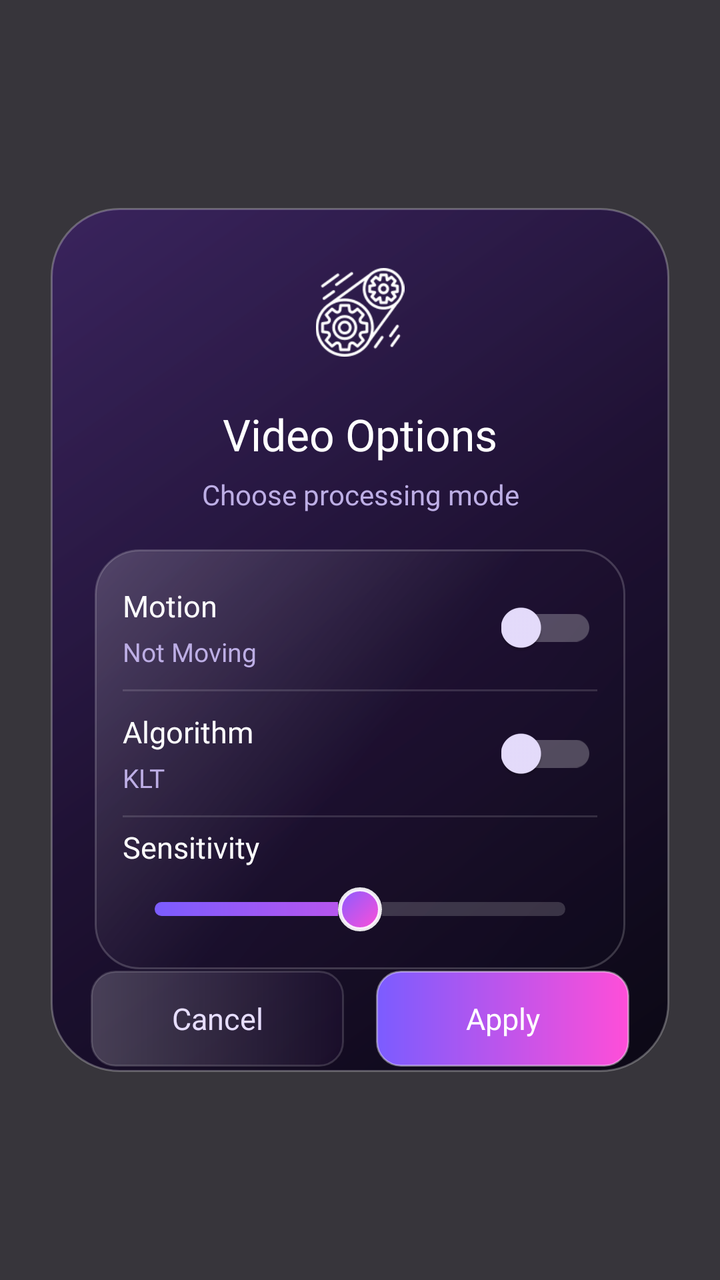
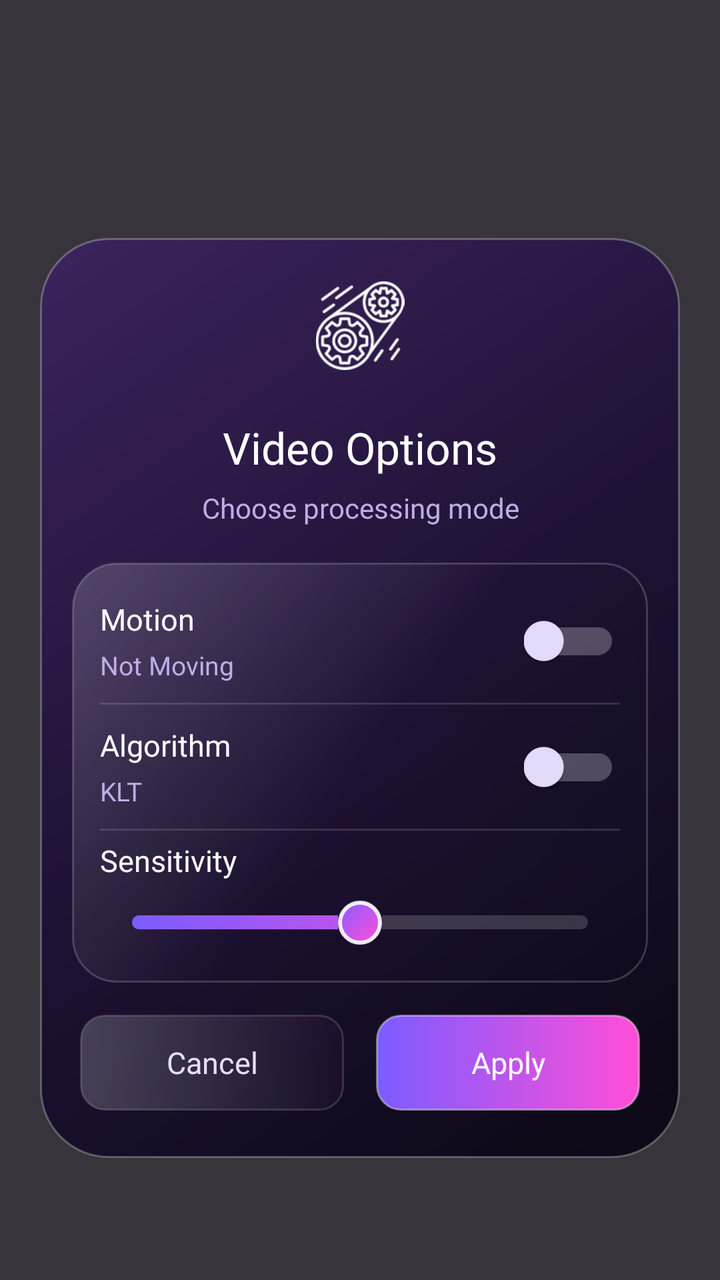

The first picture is an Android layout as it rendered before a commit; the second is the same layout after the commit. The layout source and the unified diff follow.
<!-- AndroidManifest.xml: application theme Theme.BaseProject -->
<!-- res/layout/dialog_video_process_options.xml -->
<?xml version="1.0" encoding="utf-8"?>
<androidx.constraintlayout.widget.ConstraintLayout xmlns:android="http://schemas.android.com/apk/res/android"
    xmlns:app="http://schemas.android.com/apk/res-auto"
    android:layout_width="match_parent"
    android:layout_height="match_parent"
    android:animateLayoutChanges="true"
    android:background="#CC05030A">

    <View
        android:id="@+id/bgParent"
        android:layout_width="0dp"
        android:layout_height="0dp"
        android:background="@drawable/bg_modal_glass"
        app:layout_constraintBottom_toBottomOf="parent"
        app:layout_constraintDimensionRatio="344:480"
        app:layout_constraintEnd_toEndOf="parent"
        app:layout_constraintStart_toStartOf="parent"
        app:layout_constraintTop_toTopOf="parent"
        app:layout_constraintWidth_percent="0.86" />

    <ImageView
        android:id="@+id/ivThumb"
        android:layout_width="0dp"
        android:layout_height="0dp"
        android:layout_marginTop="18dp"
        android:padding="12dp"
        android:scaleType="fitCenter"
        android:src="@drawable/ic_process"
        android:tint="@color/white"
        app:layout_constraintDimensionRatio="1"
        app:layout_constraintEnd_toEndOf="@id/bgParent"
        app:layout_constraintStart_toStartOf="@id/bgParent"
        app:layout_constraintTop_toTopOf="@id/bgParent"
        app:layout_constraintWidth_percent="0.19" />

    <TextView
        android:id="@+id/tvTitle"
        android:layout_width="0dp"
        android:layout_height="wrap_content"
        android:layout_marginHorizontal="24dp"
        android:layout_marginTop="12dp"
        android:ellipsize="end"
        android:fontFamily="@font/inter_black"
        android:gravity="center"
        android:maxLines="1"
        android:text="Video Options"
        android:textColor="@color/white"
        android:textSize="22sp"
        app:layout_constraintEnd_toEndOf="@id/bgParent"
        app:layout_constraintStart_toStartOf="@id/bgParent"
        app:layout_constraintTop_toBottomOf="@id/ivThumb" />

    <TextView
        android:id="@+id/tvSubtitle"
        android:layout_width="0dp"
        android:layout_height="wrap_content"
        android:layout_marginHorizontal="28dp"
        android:layout_marginTop="6dp"
        android:ellipsize="end"
        android:fontFamily="@font/inter_medium"
        android:gravity="center"
        android:maxLines="1"
        android:text="Choose processing mode"
        android:textColor="#BDAEE5"
        android:textSize="14sp"
        app:layout_constraintEnd_toEndOf="@id/bgParent"
        app:layout_constraintStart_toStartOf="@id/bgParent"
        app:layout_constraintTop_toBottomOf="@id/tvTitle" />

    <LinearLayout
        android:id="@+id/optionsPanel"
        android:layout_width="0dp"
        android:layout_height="wrap_content"
        android:layout_marginHorizontal="22dp"
        android:layout_marginTop="18dp"
        android:background="@drawable/bg_glass_card"
        android:orientation="vertical"
        android:paddingHorizontal="14dp"
        android:paddingVertical="8dp"
        app:layout_constraintEnd_toEndOf="@id/bgParent"
        app:layout_constraintStart_toStartOf="@id/bgParent"
        app:layout_constraintTop_toBottomOf="@id/tvSubtitle">

        <LinearLayout
            android:id="@+id/movingRow"
            android:layout_width="match_parent"
            android:layout_height="62dp"
            android:gravity="center_vertical"
            android:orientation="horizontal">

            <LinearLayout
                android:layout_width="0dp"
                android:layout_height="match_parent"
                android:layout_weight="1"
                android:gravity="center_vertical"
                android:orientation="vertical">

                <TextView
                    android:id="@+id/tvMovingLabel"
                    android:layout_width="match_parent"
                    android:layout_height="wrap_content"
                    android:fontFamily="@font/inter_extra_bold"
                    android:maxLines="1"
                    android:text="Motion"
                    android:textColor="@color/white"
                    android:textSize="15sp" />

                <TextView
                    android:id="@+id/tvMovingValue"
                    android:layout_width="match_parent"
                    android:layout_height="wrap_content"
                    android:layout_marginTop="4dp"
                    android:fontFamily="@font/inter_medium"
                    android:maxLines="1"
                    android:text="Not Moving"
                    android:textColor="#BDAEE5"
                    android:textSize="13sp" />

            </LinearLayout>

            <androidx.appcompat.widget.SwitchCompat
                android:id="@+id/switchMoving"
                android:layout_width="wrap_content"
                android:layout_height="wrap_content"
                android:splitTrack="false"
                app:switchMinWidth="48dp"
                app:thumbTint="@color/switch_thumb_selector"
                app:trackTint="@color/switch_track_selector" />

        </LinearLayout>

        <View
            android:layout_width="match_parent"
            android:layout_height="1dp"
            android:background="#22FFFFFF" />

        <LinearLayout
            android:id="@+id/algorithmRow"
            android:layout_width="match_parent"
            android:layout_height="62dp"
            android:gravity="center_vertical"
            android:orientation="horizontal">

            <LinearLayout
                android:layout_width="0dp"
                android:layout_height="match_parent"
                android:layout_weight="1"
                android:gravity="center_vertical"
                android:orientation="vertical">

                <TextView
                    android:id="@+id/tvAlgorithmLabel"
                    android:layout_width="match_parent"
                    android:layout_height="wrap_content"
                    android:fontFamily="@font/inter_extra_bold"
                    android:maxLines="1"
                    android:text="Algorithm"
                    android:textColor="@color/white"
                    android:textSize="15sp" />

                <TextView
                    android:id="@+id/tvAlgorithmValue"
                    android:layout_width="match_parent"
                    android:layout_height="wrap_content"
                    android:layout_marginTop="4dp"
                    android:fontFamily="@font/inter_medium"
                    android:maxLines="1"
                    android:text="KLT"
                    android:textColor="#BDAEE5"
                    android:textSize="13sp" />

            </LinearLayout>

            <androidx.appcompat.widget.SwitchCompat
                android:id="@+id/switchAlgorithm"
                android:layout_width="wrap_content"
                android:layout_height="wrap_content"
                android:splitTrack="false"
                app:switchMinWidth="48dp"
                app:thumbTint="@color/switch_thumb_selector"
                app:trackTint="@color/switch_track_selector" />

        </LinearLayout>

        <View
            android:layout_width="match_parent"
            android:layout_height="1dp"
            android:background="#22FFFFFF" />

        <LinearLayout
            android:id="@+id/sensitivityRow"
            android:layout_width="match_parent"
            android:layout_height="68dp"
            android:gravity="center_vertical"
            android:orientation="vertical">

            <TextView
                android:id="@+id/tvSensitivity"
                android:layout_width="match_parent"
                android:layout_height="wrap_content"
                android:fontFamily="@font/inter_extra_bold"
                android:text="Sensitivity"
                android:textColor="@color/white"
                android:textSize="15sp" />

            <SeekBar
                android:id="@+id/sensitivity_bar"
                android:layout_width="match_parent"
                android:layout_height="34dp"
                android:layout_marginTop="4dp"
                android:max="100"
                android:maxHeight="7dp"
                android:minHeight="7dp"
                android:progress="50"
                android:progressDrawable="@drawable/seekbar_glass_purple"
                android:thumb="@drawable/ripple_glow_purple_thumb" />

        </LinearLayout>

    </LinearLayout>

    <LinearLayout
        android:id="@+id/buttonPanel"
        android:layout_width="0dp"
        android:layout_height="48dp"
        android:layout_marginHorizontal="20dp"
        android:layout_marginTop="16dp"
        android:layout_marginBottom="18dp"
        android:orientation="horizontal"
        app:layout_constraintBottom_toBottomOf="@id/bgParent"
        app:layout_constraintEnd_toEndOf="@id/bgParent"
        app:layout_constraintStart_toStartOf="@id/bgParent"
        app:layout_constraintTop_toBottomOf="@id/optionsPanel">

        <TextView
            android:id="@+id/tvCancel"
            android:layout_width="0dp"
            android:layout_height="match_parent"
            android:layout_marginEnd="8dp"
            android:layout_weight="1"
            android:background="@drawable/bg_glass_chip"
            android:clickable="true"
            android:focusable="true"
            android:fontFamily="@font/inter_black"
            android:gravity="center"
            android:text="Cancel"
            android:textColor="#E7DEFF"
            android:textSize="15sp" />

        <TextView
            android:id="@+id/tvApply"
            android:layout_width="0dp"
            android:layout_height="match_parent"
            android:layout_marginStart="8dp"
            android:layout_weight="1"
            android:background="@drawable/bg_gradient_update_button_12"
            android:clickable="true"
            android:ellipsize="end"
            android:focusable="true"
            android:fontFamily="@font/inter_black"
            android:gravity="center"
            android:maxLines="1"
            android:paddingHorizontal="10dp"
            android:text="Apply"
            android:textColor="@color/white"
            android:textSize="15sp" />

    </LinearLayout>

</androidx.constraintlayout.widget.ConstraintLayout>
<!-- resources referenced by this layout -->
<resources>
  <color name="white">#FFFFFFFF</color>
  <!-- drawable bg_glass_card (drawable) -->
  <?xml version="1.0" encoding="utf-8"?>
  <shape xmlns:android="http://schemas.android.com/apk/res/android">
      <gradient
          android:angle="315"
          android:centerColor="#221C1230"
          android:endColor="#33100820"
          android:startColor="#30FFFFFF" />
      <corners android:radius="22dp" />
      <stroke
          android:width="1dp"
          android:color="#2EFFFFFF" />
  </shape>
  <!-- drawable bg_glass_chip (drawable) -->
  <?xml version="1.0" encoding="utf-8"?>
  <shape xmlns:android="http://schemas.android.com/apk/res/android">
      <gradient
          android:angle="0"
          android:endColor="#223A185B"
          android:startColor="#33FFFFFF" />
      <corners android:radius="12dp" />
      <stroke
          android:width="1dp"
          android:color="#26FFFFFF" />
  </shape>
  <!-- drawable bg_gradient_update_button_12 (drawable) -->
  <?xml version="1.0" encoding="utf-8"?>
  <ripple xmlns:android="http://schemas.android.com/apk/res/android"
      android:color="#55FFFFFF">
      <item>
          <shape android:shape="rectangle">
              <gradient
                  android:angle="0"
                  android:endColor="#FF4ED8"
                  android:startColor="#7B5CFF" />
              <corners android:radius="12dp" />
              <stroke
                  android:width="1dp"
                  android:color="#66FFFFFF" />
          </shape>
      </item>
  </ripple>
  <!-- drawable bg_modal_glass (drawable) -->
  <?xml version="1.0" encoding="utf-8"?>
  <shape xmlns:android="http://schemas.android.com/apk/res/android">
      <gradient
          android:angle="315"
          android:centerColor="#E51C0D33"
          android:endColor="#F1080512"
          android:startColor="#C93A1F66" />
      <corners android:radius="34dp" />
      <stroke
          android:width="1dp"
          android:color="#44FFFFFF" />
  </shape>
  <!-- drawable ripple_glow_purple_thumb (drawable) -->
  <?xml version="1.0" encoding="utf-8"?>
  <ripple xmlns:android="http://schemas.android.com/apk/res/android"
      android:color="#44FF4ED8">
      <item>
          <shape android:shape="oval">
              <size
                  android:width="22dp"
                  android:height="22dp" />
              <gradient
                  android:angle="315"
                  android:endColor="#FF4ED8"
                  android:startColor="#8A5CFF" />
              <stroke
                  android:width="2dp"
                  android:color="#E6FFFFFF" />
          </shape>
      </item>
  </ripple>
  <style name="Theme.BaseProject" parent="Base.Theme.BaseProject" />
  <style name="Base.Theme.BaseProject" parent="Theme.MaterialComponents.Light.NoActionBar">
          
          <item name="colorPrimary">@color/purple_500</item>
          <item name="colorPrimaryVariant">@color/purple_700</item>
          <item name="colorOnPrimary">@color/white</item>
          
          <item name="colorSecondary">@color/teal_200</item>
          <item name="colorSecondaryVariant">@color/teal_700</item>
          <item name="colorOnSecondary">@color/black</item>
          
          <item name="android:statusBarColor">?attr/colorPrimaryVariant</item>
          
          
          <item name="android:colorControlHighlight">@color/ripple_color_main</item>
      </style>
  <color name="purple_500">#FF6200EE</color>
  <color name="purple_700">#FF3700B3</color>
  <color name="teal_200">#FF03DAC5</color>
  <color name="teal_700">#FF018786</color>
  <color name="black">#FF000000</color>
  <color name="ripple_color_main">#2DE14EFE</color>
  <!-- unchanged entries left out for length: 2 -->
</resources>

<!-- the commit's change to res/layout/dialog_video_process_options.xml (unified diff, before → after) -->
@@ -11,12 +11,13 @@
         android:layout_width="0dp"
         android:layout_height="0dp"
         android:background="@drawable/bg_modal_glass"
-        app:layout_constraintBottom_toBottomOf="parent"
-        app:layout_constraintDimensionRatio="344:480"
+        android:layout_marginHorizontal="20dp"
+        android:layout_marginTop="-10dp"
+        android:layout_marginBottom="-24dp"
+        app:layout_constraintBottom_toBottomOf="@id/buttonPanel"
         app:layout_constraintEnd_toEndOf="parent"
         app:layout_constraintStart_toStartOf="parent"
-        app:layout_constraintTop_toTopOf="parent"
-        app:layout_constraintWidth_percent="0.86" />
+        app:layout_constraintTop_toTopOf="@id/ivThumb"/>
 
     <ImageView
         android:id="@+id/ivThumb"
@@ -28,14 +29,16 @@
         android:src="@drawable/ic_process"
         android:tint="@color/white"
         app:layout_constraintDimensionRatio="1"
-        app:layout_constraintEnd_toEndOf="@id/bgParent"
-        app:layout_constraintStart_toStartOf="@id/bgParent"
-        app:layout_constraintTop_toTopOf="@id/bgParent"
+        app:layout_constraintVertical_bias="0.2"
+        app:layout_constraintEnd_toEndOf="parent"
+        app:layout_constraintStart_toStartOf="parent"
+        app:layout_constraintBottom_toBottomOf="parent"
+        app:layout_constraintTop_toTopOf="parent"
         app:layout_constraintWidth_percent="0.19" />
 
     <TextView
         android:id="@+id/tvTitle"
-        android:layout_width="0dp"
+        android:layout_width="wrap_content"
         android:layout_height="wrap_content"
         android:layout_marginHorizontal="24dp"
         android:layout_marginTop="12dp"
@@ -46,13 +49,13 @@
         android:text="Video Options"
         android:textColor="@color/white"
         android:textSize="22sp"
-        app:layout_constraintEnd_toEndOf="@id/bgParent"
-        app:layout_constraintStart_toStartOf="@id/bgParent"
+        app:layout_constraintEnd_toEndOf="@id/ivThumb"
+        app:layout_constraintStart_toStartOf="@id/ivThumb"
         app:layout_constraintTop_toBottomOf="@id/ivThumb" />
 
     <TextView
         android:id="@+id/tvSubtitle"
-        android:layout_width="0dp"
+        android:layout_width="wrap_content"
         android:layout_height="wrap_content"
         android:layout_marginHorizontal="28dp"
         android:layout_marginTop="6dp"
@@ -63,8 +66,8 @@
         android:text="Choose processing mode"
         android:textColor="#BDAEE5"
         android:textSize="14sp"
-        app:layout_constraintEnd_toEndOf="@id/bgParent"
-        app:layout_constraintStart_toStartOf="@id/bgParent"
+        app:layout_constraintEnd_toEndOf="@id/ivThumb"
+        app:layout_constraintStart_toStartOf="@id/ivThumb"
         app:layout_constraintTop_toBottomOf="@id/tvTitle" />
 
     <LinearLayout
@@ -76,9 +79,10 @@
         android:background="@drawable/bg_glass_card"
         android:orientation="vertical"
         android:paddingHorizontal="14dp"
+        app:layout_constraintWidth_percent="0.8"
         android:paddingVertical="8dp"
-        app:layout_constraintEnd_toEndOf="@id/bgParent"
-        app:layout_constraintStart_toStartOf="@id/bgParent"
+        app:layout_constraintEnd_toEndOf="@id/ivThumb"
+        app:layout_constraintStart_toStartOf="@id/ivThumb"
         app:layout_constraintTop_toBottomOf="@id/tvSubtitle">
 
         <LinearLayout
@@ -223,13 +227,12 @@
         android:id="@+id/buttonPanel"
         android:layout_width="0dp"
         android:layout_height="48dp"
-        android:layout_marginHorizontal="20dp"
+        android:layout_marginHorizontal="4dp"
         android:layout_marginTop="16dp"
         android:layout_marginBottom="18dp"
         android:orientation="horizontal"
-        app:layout_constraintBottom_toBottomOf="@id/bgParent"
-        app:layout_constraintEnd_toEndOf="@id/bgParent"
-        app:layout_constraintStart_toStartOf="@id/bgParent"
+        app:layout_constraintEnd_toEndOf="@id/optionsPanel"
+        app:layout_constraintStart_toStartOf="@id/optionsPanel"
         app:layout_constraintTop_toBottomOf="@id/optionsPanel">
 
         <TextView
